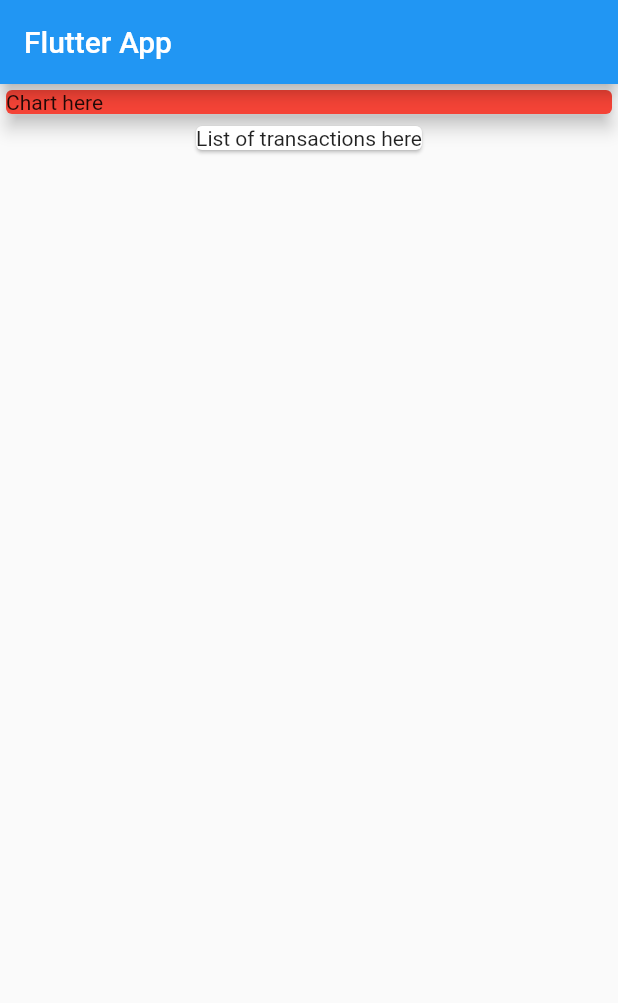
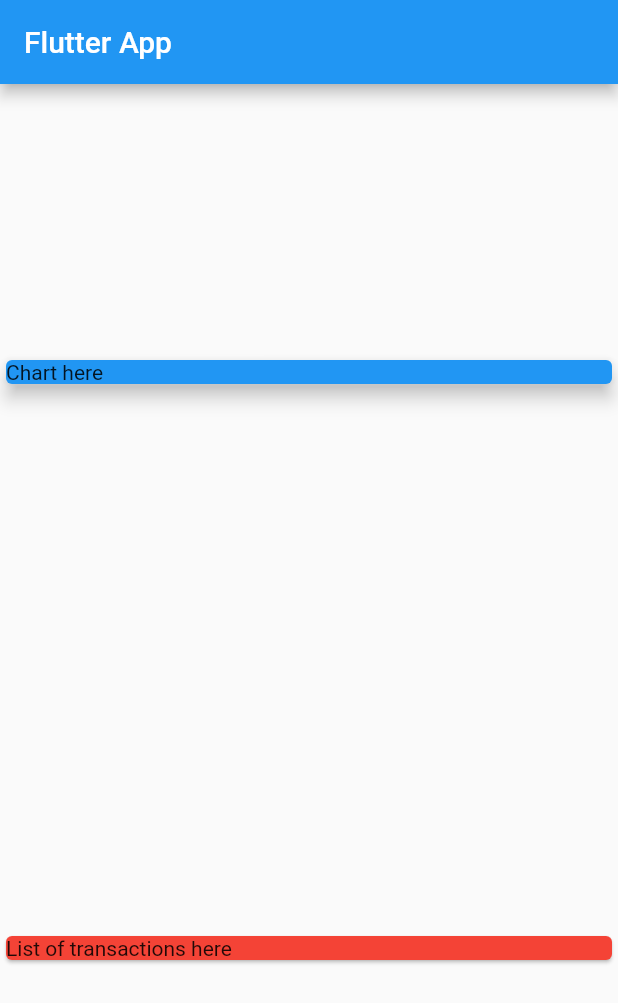
Before and after one commit to Akmalismail/udemy-flutter, a Flutter app: the screen it shows after launch, on a phone screen of 412 x 824 dp. Shown: the top 1003 px of the screen. Run offline on Flutter 3.47's test engine with Material 2 defaults, Android fonts, the phone set to English and light mode, and no system bars.

Commit message:
73. Understanding Column Alignment

```diff
--- a/lib/main.dart
+++ b/lib/main.dart
@@ -19,19 +19,24 @@ class MyHomePage extends StatelessWidget {
       appBar: AppBar(
         title: Text('Flutter App'),
       ),
-      body: Column(children: [
+      body: Column(
+        mainAxisAlignment: MainAxisAlignment.spaceAround,
+        crossAxisAlignment: CrossAxisAlignment.stretch,
+        children: [
           Container(
             width: double.infinity,
             child: Card(
-            color: Colors.red,
+              color: Colors.blue,
               child: Text('Chart here'),
               elevation: 5,
             ),
           ),
           Card(
+            color: Colors.red,
             child: Text('List of transactions here'),
           )
-      ]),
+        ],
+      ),
     );
   }
 }
```
Lines whose indentation alone changed are shown as unchanged.
